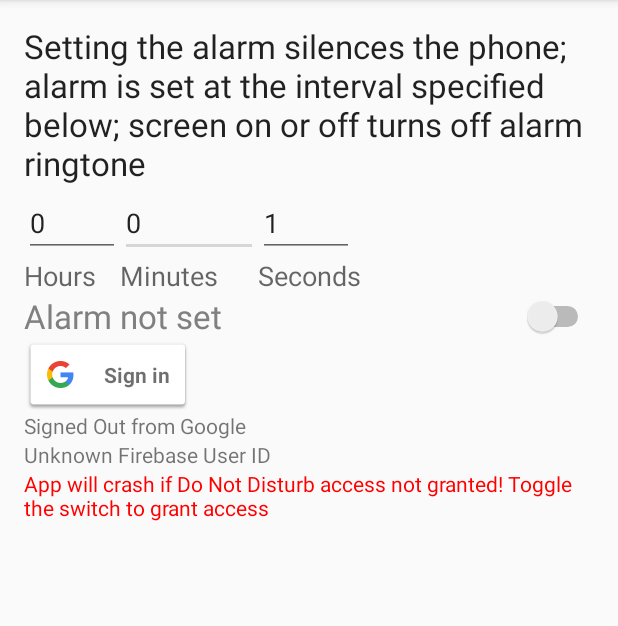
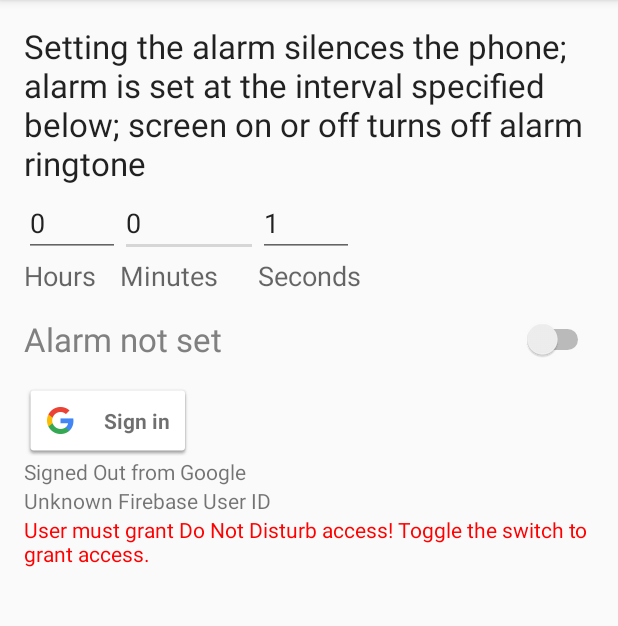
Before and after one commit to hilliao/enterprise-solutions, an Android app: the screen it shows after launch (MainActivity), on a phone screen of 412 x 824 dp, the part 84-710 px from its top. Run offline under Robolectric (Android 15) with nearby library versions, the phone set to English and light mode, and no system bars; our stand-ins replace Firebase (no records; nobody signed in at launch, a user with empty details on screens opened directly).

Commit message:
Removed previous do not disturb mode (InterruptionFilter), ringerMode; stop ringtone at activity onPause;

```diff
--- a/NapTimeAlarm/app/build.gradle
+++ b/NapTimeAlarm/app/build.gradle
@@ -8,8 +8,8 @@ android {
         applicationId "com.dlinkddns.hil.naptimealarm"
         minSdkVersion 21
         targetSdkVersion 28
-        versionCode 14
-        versionName "0.5"
+        versionCode 16
+        versionName "0.5.2"
     }
     compileOptions {
         sourceCompatibility JavaVersion.VERSION_1_8
--- a/NapTimeAlarm/app/src/main/res/layout/content_main.xml
+++ b/NapTimeAlarm/app/src/main/res/layout/content_main.xml
@@ -91,8 +91,8 @@
 
             <Switch
                 android:id="@+id/switchAlarm"
-                android:layout_width="wrap_content"
-                android:layout_height="wrap_content"
+                android:layout_width="match_parent"
+                android:layout_height="60dp"
                 android:layout_below="@+id/textViewSec"
                 android:layout_alignEnd="@+id/introText"
                 android:layout_alignParentStart="true"
--- a/NapTimeAlarm/app/src/main/res/menu/menu_main.xml
+++ b/NapTimeAlarm/app/src/main/res/menu/menu_main.xml
@@ -3,7 +3,7 @@
     xmlns:tools="http://schemas.android.com/tools"
     tools:context="com.dlinkddns.hil.naptimealarm.MainActivity" >
     <item
-        android:id="@+id/action_stop_ringtone"
+        android:id="@+id/viewGitSource"
         android:orderInCategory="100"
         android:title="@string/menuitem_text"
         app:showAsAction="ifRoom" />
--- a/NapTimeAlarm/app/src/main/res/values/strings.xml
+++ b/NapTimeAlarm/app/src/main/res/values/strings.xml
@@ -3,7 +3,7 @@
     <string name="menuitem_text">Git Source</string>
     <string name="alarm_not_set_text">Alarm not set</string>
     <string name="alarm_set_text">Alarm is set</string>
-    <string name="alarm_set_at">Alarm set at %s</string>
+    <string name="alarm_set_at">Alarm set at\n%s</string>
     <string name="sign_out">Sign out</string>
     <string name="loading">Authenticating…</string>
     <string name="google_status_fmt">Google User: %s</string>
@@ -14,6 +14,6 @@
     <string name="intro_text_alarm_on">Switching off the red toggle or screen on,off stops alarm ringtone</string>
     <string name="time_input_error">one of the time inputs not acceptable</string>
     <string name="Google_signin_error">Google Play Services sign in error</string>
-    <string name="Warning_Do_Not_Disturb_access">App will crash if Do Not Disturb access not granted! Toggle the switch to grant access</string>
+    <string name="Warning_Do_Not_Disturb_access">User must grant Do Not Disturb access! Toggle the switch to grant access.</string>
     <string name="gitsource">https://github.com/hilliao/enterprise-solutions/tree/master/NapTimeAlarm</string>
 </resources>
```
Also changed, not shown: NapTimeAlarm/app/src/main/java/com/dlinkddns/hil/naptimealarm/MainActivity.java (+13 -53 lines), NapTimeAlarm/app/src/main/res/mipmap-hdpi/ic_launcher.png, NapTimeAlarm/app/src/main/res/mipmap-mdpi/ic_launcher.png, NapTimeAlarm/app/src/main/res/mipmap-xhdpi/ic_launcher.png, NapTimeAlarm/app/src/main/res/mipmap-xxhdpi/ic_launcher.png, NapTimeAlarm/app/src/main/res/mipmap-xxxhdpi/ic_launcher.png, NapTimeAlarm/app/src/main/res/web_hi_res_512.png (added).
